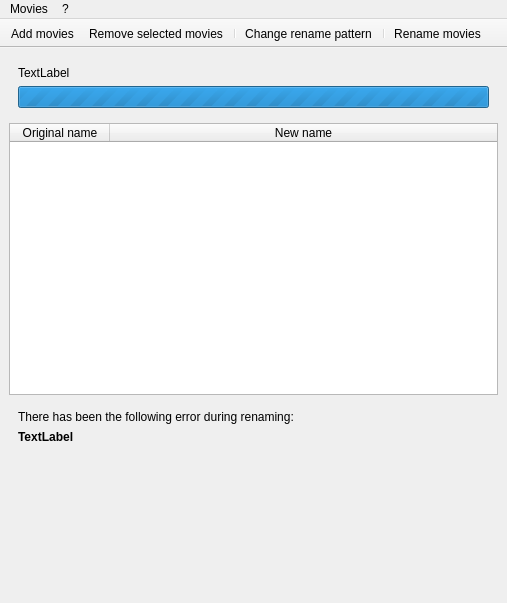
albemala/almoviesrenamer, file src/main_window.ui: the form before one commit.
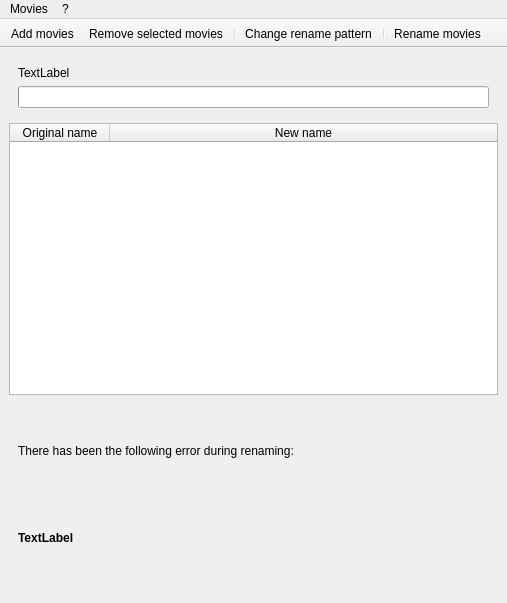
The form after the commit. The open tabs and pages were chosen to show the change. Icons and pictures are not drawn.

```diff
--- a/src/main_window.ui
+++ b/src/main_window.ui
@@ -38,7 +38,7 @@
        <item>
         <widget class="QProgressBar" name="progress_loading">
          <property name="maximum">
-          <number>0</number>
+          <number>1</number>
          </property>
          <property name="textVisible">
           <bool>false</bool>
@@ -82,12 +82,6 @@
     </item>
     <item>
      <widget class="QStackedWidget" name="stack_movie">
-      <property name="sizePolicy">
-       <sizepolicy hsizetype="Preferred" vsizetype="Minimum">
-        <horstretch>0</horstretch>
-        <verstretch>0</verstretch>
-       </sizepolicy>
-      </property>
       <property name="currentIndex">
        <number>2</number>
       </property>
@@ -393,15 +387,6 @@
           <property name="orientation">
            <enum>Qt::Vertical</enum>
           </property>
-          <property name="sizeType">
-           <enum>QSizePolicy::MinimumExpanding</enum>
-          </property>
-          <property name="sizeHint" stdset="0">
-           <size>
-            <width>20</width>
-            <height>134</height>
-           </size>
-          </property>
          </spacer>
         </item>
        </layout>
```
Left out of the diff: 17 changed lines with no effect on the pictures.
